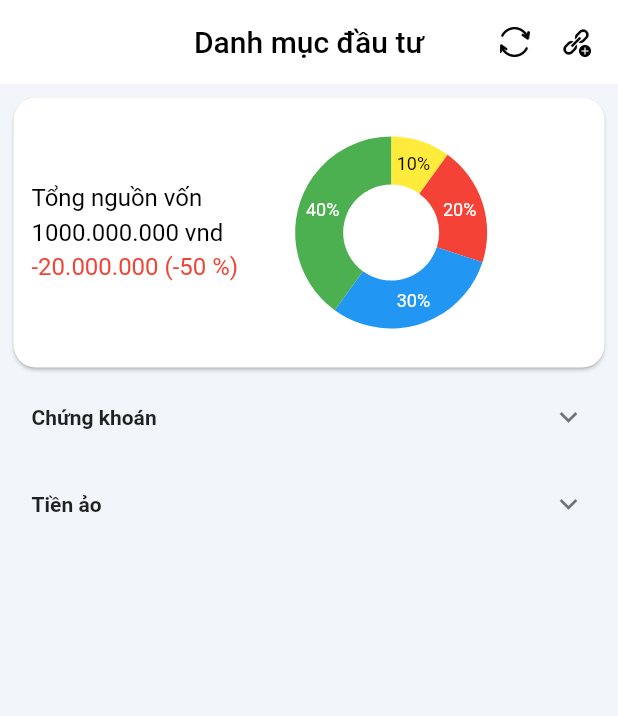
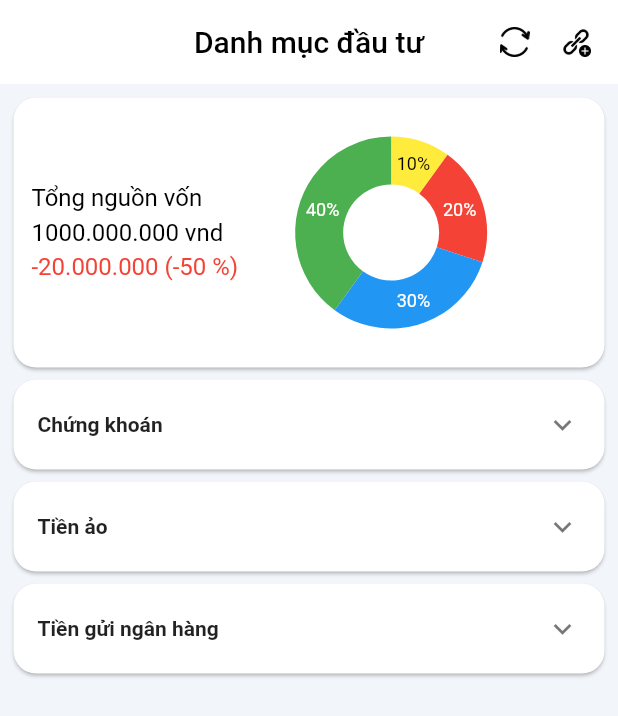
Before and after one commit to ddthanh198/invest-management, a Flutter app: the screen it shows after launch, on a phone screen of 412 x 824 dp. Shown: the top 716 px of the screen. Run offline on Flutter 3.47's test engine with Material 2 defaults, Android fonts, the light colour scheme and no system bars; our stand-ins replace hexcolor, syncfusion_flutter_charts.

Commit message:
list asset

```diff
--- a/lib/ui/HomeScreen.dart
+++ b/lib/ui/HomeScreen.dart
@@ -1,3 +1,4 @@
+import 'package:flutter/cupertino.dart';
 import 'package:flutter/material.dart';
 import 'package:hexcolor/hexcolor.dart';
 import 'package:invest_management/model/Asset.dart';
@@ -135,20 +136,58 @@ class _HomeScreenState extends State<HomeScreen> {
             ),
             Expanded(
               child: ListView.builder(
+                shrinkWrap: true,
                 itemCount: categories.length,
                 itemBuilder: (context, index) {
-                  return new ExpansionTile(
-                    title: new Text(categories[index].name, style: new TextStyle(fontSize: 14.0, fontWeight: FontWeight.bold),),
+                  return new Card(
+                    shape: RoundedRectangleBorder(
+                      borderRadius: BorderRadius.circular(15.0),
+                    ),
+                    child: ExpansionTile(
+                        title: SizedBox(
+                            height: 50,
+                            child: Align(
+                                alignment: Alignment.centerLeft,
+                                child: Text(categories[index].name, style: new TextStyle(fontSize: 14.0, fontWeight: FontWeight.bold))
+                            )
+                        ),
                         children: [
-                      Expanded(
-                        child: ListView.builder(
+                          SizedBox (
+                            height: (57 * (categories[index].assets.length)).toDouble() ,
+                            child: ListView.separated(
+                                physics: const NeverScrollableScrollPhysics(),
                                 itemCount: categories[index].assets.length,
+                                separatorBuilder: (BuildContext context, int index) =>
+                                    SizedBox(
+                                        height: 2,
+                                        child: Divider()
+                                    ),
                                 itemBuilder: (context, index2) {
-                              return Text(categories[index].assets[index2].name);
+                                  return Container(
+                                      height: 55,
+                                      child: Container(
+                                        padding: EdgeInsets.fromLTRB(18, 0, 18, 0),
+                                        child: Row(
+                                          mainAxisAlignment: MainAxisAlignment.spaceBetween,
+                                          children: [
+                                            Text(categories[index].assets[index2].name),
+                                            Column(
+                                              crossAxisAlignment: CrossAxisAlignment.end,
+                                              mainAxisAlignment: MainAxisAlignment.center,
+                                              children: [
+                                                Text(categories[index].assets[index2].capital.toString()),
+                                                Text(categories[index].assets[index2].profit.toString())
+                                              ],
+                                            )
+                                          ],
+                                        ),
+                                      )
+                                  );
                                 }
                             ),
                           ),
                         ]
+                    ),
                   );
                 },
               ),
@@ -203,11 +242,75 @@ List<Category> _fakeData(){
     profit: 9000000,
   );
 
+  var perl = Asset(
+    name: "PERL",
+    capital: 50000000,
+    profit: 800000,
+  );
+
+  var wrx = Asset(
+    name: "WRX",
+    capital: 10000000,
+    profit: 90000,
+  );
+
   tienao.assets.add(bitcoin);
   tienao.assets.add(ardr);
+  tienao.assets.add(perl);
+  tienao.assets.add(wrx);
+
+  var tienGuiNganHang = Category(
+      name: "Tiền gửi ngân hàng",
+      image: IconsResource.ic_bank,
+      color: "#000456"
+  );
+
+  var acbBank = Asset(
+    name: "ACB",
+    capital: 10000000,
+    profit: 90000,
+  );
+
+  var vtb = Asset(
+    name: "VietinBank",
+    capital: 10000000,
+    profit: 90000,
+  );
+
+  var tech = Asset(
+    name: "Techcombank",
+    capital: 10000000,
+    profit: 90000,
+  );
+
+  var bidv = Asset(
+    name: "BIDV",
+    capital: 10000000,
+    profit: 90000,
+  );
+
+  var shb = Asset(
+    name: "SHB",
+    capital: 10000000,
+    profit: 90000,
+  );
+
+  var stb = Asset(
+    name: "STB",
+    capital: 10000000,
+    profit: 90000,
+  );
+
+  tienGuiNganHang.assets.add(acbBank);
+  tienGuiNganHang.assets.add(vtb);
+  tienGuiNganHang.assets.add(tech);
+  tienGuiNganHang.assets.add(bidv);
+  tienGuiNganHang.assets.add(shb);
+  tienGuiNganHang.assets.add(stb);
 
   result.add(chungKhoan);
   result.add(tienao);
+  result.add(tienGuiNganHang);
 
   return result;
 }
```
Lines whose indentation alone changed are shown as unchanged.
